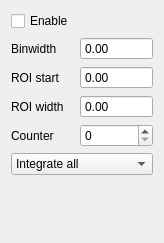
Above: ui/TimestampSettings.ui from MonroeQuantumNetworks/IonControl before the change. Below: the same form after it.
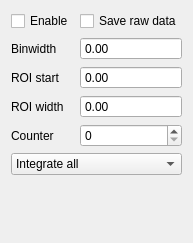
That is the form after the change. Custom widgets are drawn as their Qt base class.

Commit message: starting to add save raw data of timestamps; not done yet

What changed in the file:
```diff
--- a/ui/TimestampSettings.ui
+++ b/ui/TimestampSettings.ui
@@ -6,7 +6,7 @@
    <rect>
     <x>0</x>
     <y>0</y>
-    <width>164</width>
+    <width>172</width>
     <height>243</height>
    </rect>
   </property>
@@ -14,7 +14,7 @@
    <string>Form</string>
   </property>
   <layout class="QGridLayout" name="gridLayout">
-   <item row="5" column="0" colspan="2">
+   <item row="6" column="0" colspan="2">
     <widget class="QComboBox" name="integrateCombo">
      <item>
       <property name="text">
@@ -40,14 +40,14 @@
      </property>
     </widget>
    </item>
-   <item row="1" column="0">
+   <item row="2" column="0">
     <widget class="QLabel" name="label">
      <property name="text">
       <string>Binwidth</string>
      </property>
     </widget>
    </item>
-   <item row="1" column="1">
+   <item row="2" column="1">
     <widget class="MagnitudeSpinBox" name="binwidthSpinBox">
      <property name="sizePolicy">
       <sizepolicy hsizetype="Minimum" vsizetype="Fixed">
@@ -60,14 +60,14 @@
      </property>
     </widget>
    </item>
-   <item row="2" column="0">
+   <item row="3" column="0">
     <widget class="QLabel" name="label_2">
      <property name="text">
       <string>ROI start</string>
      </property>
     </widget>
    </item>
-   <item row="2" column="1">
+   <item row="3" column="1">
     <widget class="MagnitudeSpinBox" name="roiStartSpinBox">
      <property name="sizePolicy">
       <sizepolicy hsizetype="Minimum" vsizetype="Fixed">
@@ -80,14 +80,14 @@
      </property>
     </widget>
    </item>
-   <item row="3" column="0">
+   <item row="4" column="0">
     <widget class="QLabel" name="label_3">
      <property name="text">
       <string>ROI width</string>
      </property>
     </widget>
    </item>
-   <item row="3" column="1">
+   <item row="4" column="1">
     <widget class="MagnitudeSpinBox" name="roiWidthSpinBox">
      <property name="sizePolicy">
       <sizepolicy hsizetype="Minimum" vsizetype="Fixed">
@@ -100,21 +100,21 @@
      </property>
     </widget>
    </item>
-   <item row="4" column="0">
+   <item row="5" column="0">
     <widget class="QLabel" name="label_4">
      <property name="text">
       <string>Counter</string>
      </property>
     </widget>
    </item>
-   <item row="4" column="1">
+   <item row="5" column="1">
     <widget class="QSpinBox" name="channelSpinBox">
      <property name="maximum">
       <number>7</number>
      </property>
     </widget>
    </item>
-   <item row="6" column="0">
+   <item row="7" column="0">
     <spacer name="verticalSpacer">
      <property name="orientation">
       <enum>Qt::Vertical</enum>
@@ -127,6 +127,13 @@
      </property>
     </spacer>
    </item>
+   <item row="0" column="1">
+    <widget class="QCheckBox" name="saveRawDataCheckBox">
+     <property name="text">
+      <string>Save raw data</string>
+     </property>
+    </widget>
+   </item>
   </layout>
  </widget>
  <customwidgets>
```
The commit also changes 1 other file.
